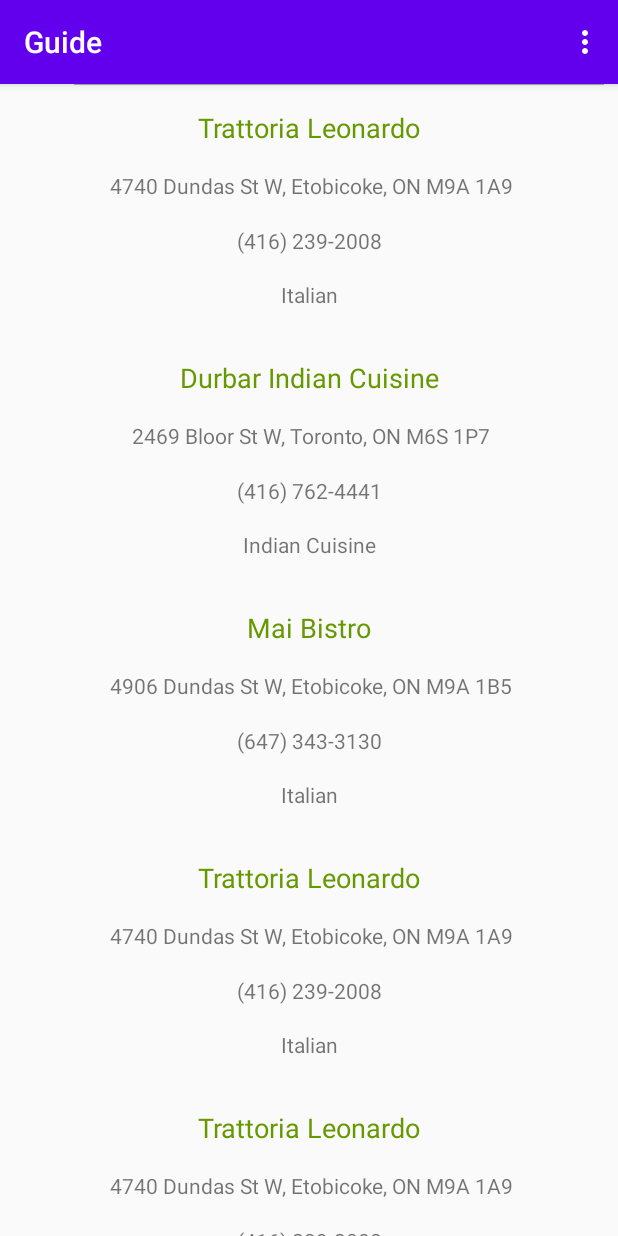
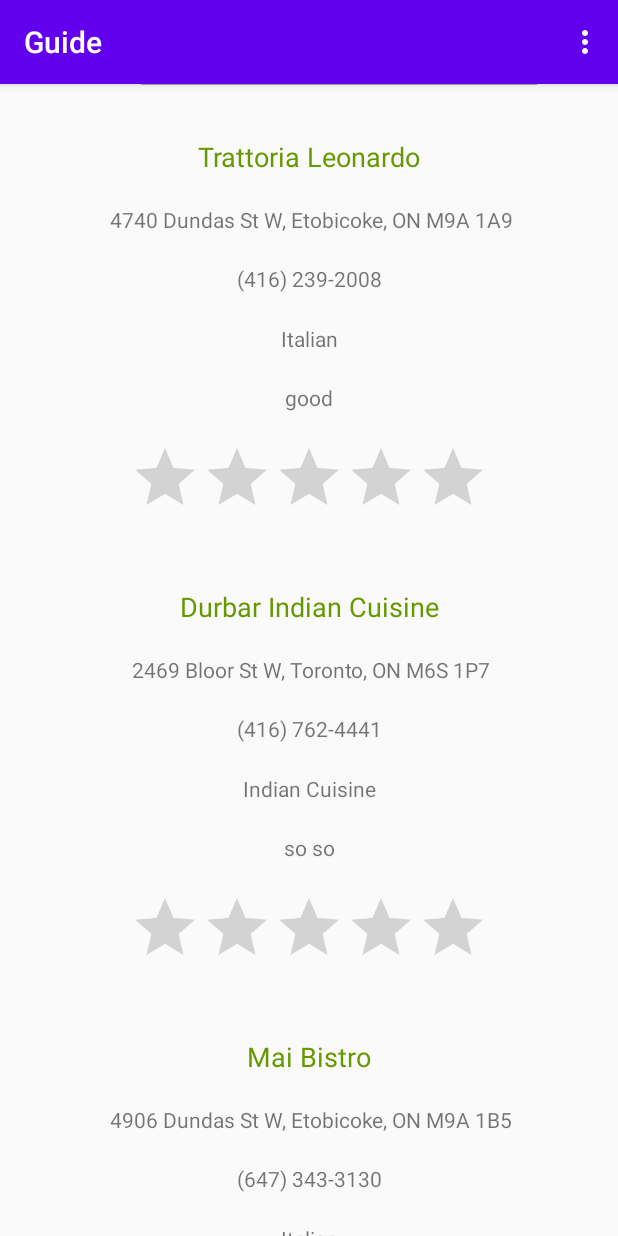
Before and after one commit to truckieutk/RestaurantGuide, an Android app: the MainActivity screen opened directly, with no data from a screen before it, on a phone screen of 412 x 824 dp. Run offline under Robolectric (Android 15) with nearby library versions, the phone set to English and light mode, and no system bars.

Commit message:
Fourth Commit

```diff
--- a/app/build.gradle
+++ b/app/build.gradle
@@ -20,6 +20,10 @@ android {
             proguardFiles getDefaultProguardFile('proguard-android-optimize.txt'), 'proguard-rules.pro'
         }
     }
+    compileOptions {
+        sourceCompatibility JavaVersion.VERSION_1_8
+        targetCompatibility JavaVersion.VERSION_1_8
+    }
 }
 
 dependencies {
@@ -30,5 +34,6 @@ dependencies {
     testImplementation 'junit:junit:4.12'
     androidTestImplementation 'androidx.test.ext:junit:1.1.2'
     androidTestImplementation 'androidx.test.espresso:espresso-core:3.3.0'
+    implementation 'de.hdodenhof:circleimageview:3.1.0'
 
 }
--- a/app/src/main/java/ca/gbc/comp3074/guide/MainActivity.java
+++ b/app/src/main/java/ca/gbc/comp3074/guide/MainActivity.java
@@ -20,28 +20,54 @@ public class MainActivity extends AppCompatActivity {
     private RecyclerView recyclerView;
     private RecyclerView.Adapter placeAdapter;
     private SearchView searchView;
-
+    private ArrayList<Place> placesData = new ArrayList<Place>();
     @Override
     protected void onCreate(Bundle savedInstanceState) {
         super.onCreate(savedInstanceState);
         setContentView(R.layout.activity_main);
         recyclerView = findViewById(R.id.recycleview);
         searchView = findViewById(R.id.search);
-        ArrayList<Place> placesData = new ArrayList<Place>();
-        placesData.add(new Place("Trattoria Leonardo"," 4740 Dundas St W, Etobicoke, ON M9A 1A9","Italian", "(416) 239-2008"));
-        placesData.add(new Place("Durbar Indian Cuisine"," 2469 Bloor St W, Toronto, ON M6S 1P7","Indian Cuisine", "(416) 762-4441"));
-        placesData.add(new Place("Mai Bistro"," 4906 Dundas St W, Etobicoke, ON M9A 1B5","Italian", "(647) 343-3130"));
-        placesData.add(new Place("Trattoria Leonardo"," 4740 Dundas St W, Etobicoke, ON M9A 1A9","Italian", "(416) 239-2008"));
-        placesData.add(new Place("Trattoria Leonardo"," 4740 Dundas St W, Etobicoke, ON M9A 1A9","Italian", "(416) 239-2008"));
-        placesData.add(new Place("Trattoria Leonardo"," 4740 Dundas St W, Etobicoke, ON M9A 1A9","Italian", "(416) 239-2008"));
-        placesData.add(new Place("Trattoria Leonardo"," 4740 Dundas St W, Etobicoke, ON M9A 1A9","Italian", "(416) 239-2008"));
+
+        placesData.add(new Place(1,"Trattoria Leonardo"," 4740 Dundas St W, Etobicoke, ON M9A 1A9","Italian", "(416) 239-2008","good",5));
+        placesData.add(new Place(2,"Durbar Indian Cuisine"," 2469 Bloor St W, Toronto, ON M6S 1P7","Indian Cuisine", "(416) 762-4441","so so",4));
+        placesData.add(new Place(3,"Mai Bistro"," 4906 Dundas St W, Etobicoke, ON M9A 1B5","Italian", "(647) 343-3130","normal",3));
+        placesData.add(new Place(4,"Trattoria Leonardo"," 4740 Dundas St W, Etobicoke, ON M9A 1A9","Italian", "(416) 239-2008","normal",3));
+        placesData.add(new Place(5,"Trattoria Leonardo"," 4740 Dundas St W, Etobicoke, ON M9A 1A9","Italian", "(416) 239-2008","normal",3));
+        placesData.add(new Place(6,"Trattoria Leonardo"," 4740 Dundas St W, Etobicoke, ON M9A 1A9","Italian", "(416) 239-2008","normal",3));
+        placesData.add(new Place(7,"Trattoria Leonardo"," 4740 Dundas St W, Etobicoke, ON M9A 1A9","Italian", "(416) 239-2008","normal",3));
 
 
         placeAdapter = new PlacesAdapter(placesData);
+        ((PlacesAdapter)placeAdapter).setPlacesActivity(this);
         RecyclerView.LayoutManager layoutManager = new LinearLayoutManager(getApplicationContext(),LinearLayoutManager.VERTICAL,false);
         recyclerView.setAdapter(placeAdapter);
         recyclerView.setLayoutManager(layoutManager);
     }
+    public void navigateToDetailPlace(Integer position){
+        Intent intent = new Intent(MainActivity.this, DetailPlaceActivity.class);
+        Place selectedPlace = placesData.get(position);
+        intent.putExtra("selectedPlace", selectedPlace);
+        startActivity(intent);
+        DetailPlaceActivity.placesActivity=this;
+    }
+    public void deletePlace(Integer placeId){
+        placesData.removeIf(place -> place.getPlaceId().equals(placeId));
+        placeAdapter.notifyDataSetChanged();
+        }
+    public void editPlace(Place editPlace){
+        placesData.forEach(place -> {
+            if(place.getPlaceId().equals(editPlace.getPlaceId())){
+                place.setName(editPlace.getName());
+                place.setAddress(editPlace.getAddress());
+                place.setDescription(editPlace.getDescription());
+                place.setPhone(editPlace.getPhone());
+                place.setTag(editPlace.getTag());
+                place.setRating(editPlace.getRating());
+            }
+        });
+    }
+
+
 
     @Override
     public boolean onCreateOptionsMenu(Menu menu) {
--- a/app/src/main/java/ca/gbc/comp3074/guide/Place.java
+++ b/app/src/main/java/ca/gbc/comp3074/guide/Place.java
@@ -1,16 +1,30 @@
 package ca.gbc.comp3074.guide;
 
-public class Place {
+import java.io.Serializable;
+
+public class Place implements Serializable {
+    private Integer placeId;
     private String name;
     private String address;
     private String description;
     private String phone;
+    private String tag;
+    private float rating;
 
-    public Place(String name, String address, String description, String phone) {
+
+
+    public Place(Integer placeId, String name, String address, String description, String phone, String tag, float rating) {
+        this.placeId = placeId;
         this.name = name;
         this.address = address;
         this.description = description;
         this.phone = phone;
+        this.tag = tag;
+        this.rating = rating;
+    }
+
+    public Integer getPlaceId() {
+        return placeId;
     }
 
     public String getName() {
@@ -44,4 +58,31 @@ public class Place {
     public void setPhone(String phone) {
         this.phone = phone;
     }
+    public String getTag() {
+        return tag;
+    }
+
+    public void setTag(String tag) {
+        this.tag = tag;
+    }
+
+    public float getRating() {
+        return rating;
+    }
+
+    public void setRating(float rating) {
+        this.rating = rating;
+    }
+
+    @Override
+    public String toString() {
+        return "Place{" +
+                "name='" + name + '\'' +
+                ", address='" + address + '\'' +
+                ", description='" + description + '\'' +
+                ", phone='" + phone + '\'' +
+                ", tag='" + tag + '\'' +
+                ", rating='" + rating + '\'' +
+                '}';
+    }
 }
--- a/app/src/main/java/ca/gbc/comp3074/guide/PlaceItemView.java
+++ b/app/src/main/java/ca/gbc/comp3074/guide/PlaceItemView.java
@@ -1,12 +1,19 @@
 package ca.gbc.comp3074.guide;
 
 import android.view.View;
+import android.widget.RatingBar;
 import android.widget.TextView;
 
 import androidx.recyclerview.widget.RecyclerView;
 
 public class PlaceItemView extends RecyclerView.ViewHolder {
-    public TextView name, address, phone, description;
+    public TextView name, address, phone, description, tag;
+    private RatingBar ratingBar;
+    private MainActivity placesActivity;
+
+    public void setPlacesActivity(MainActivity placesActivity) {
+        this.placesActivity = placesActivity;
+    }
 
     public PlaceItemView(View view){
         super(view);
@@ -14,6 +21,14 @@ public class PlaceItemView extends RecyclerView.ViewHolder {
         address = view.findViewById(R.id.address);
         phone = view.findViewById(R.id.phone);
         description = view.findViewById(R.id.description);
+        tag=view.findViewById(R.id.tag);
+        ratingBar=view.findViewById(R.id.ratingBar);
+        view.setOnClickListener(new View.OnClickListener(){
+            @Override
+            public void onClick(View v){
+                PlaceItemView.this.placesActivity.navigateToDetailPlace(getLayoutPosition());
+            }
+        });
+
     }
-
 }
--- a/app/src/main/java/ca/gbc/comp3074/guide/PlacesAdapter.java
+++ b/app/src/main/java/ca/gbc/comp3074/guide/PlacesAdapter.java
@@ -11,14 +11,23 @@ import java.util.ArrayList;
 
 public class PlacesAdapter extends RecyclerView.Adapter<PlaceItemView> {
     private ArrayList<Place> placesData;
+    private MainActivity placesActivity;
+
+    //constructor
     PlacesAdapter(ArrayList<Place> placesData){
         this.placesData = placesData;
     }
+
+    public void setPlacesActivity(MainActivity placesActivity) {
+        this.placesActivity = placesActivity;
+    }
+
     @NonNull
     @Override
     public PlaceItemView onCreateViewHolder(@NonNull ViewGroup viewGroup, int i) {
         View view = LayoutInflater.from(viewGroup.getContext()).inflate(R.layout.place_item_view,viewGroup,false);
         PlaceItemView placeItemView = new PlaceItemView(view);
+        placeItemView.setPlacesActivity(this.placesActivity);
         return placeItemView;
     }
 
@@ -29,15 +38,24 @@ public class PlacesAdapter extends RecyclerView.Adapter<PlaceItemView> {
         String address = select.getAddress();
         String phone = select.getPhone();
         String description = select.getDescription();
+        String tag = select.getTag();
+        float rating = select.getRating();
         placeItemView.name.setText(nameRes);
         placeItemView.address.setText(address);
         placeItemView.phone.setText(phone);
         placeItemView.description.setText(description);
+        placeItemView.tag.setText(tag);
+
+
 
     }
 
     @Override
     public int getItemCount() {
+
         return placesData.size();
     }
+    //get total elements in array
+
+
 }
--- a/app/src/main/res/layout/activity_add.xml
+++ b/app/src/main/res/layout/activity_add.xml
@@ -95,6 +95,7 @@
         app:layout_constraintEnd_toEndOf="parent"
         android:id="@+id/rating"
         android:numStars="5"
+        android:stepSize="0.5"
         android:saveEnabled="true"/>
     />
 </androidx.constraintlayout.widget.ConstraintLayout>
--- a/app/src/main/res/layout/activity_main.xml
+++ b/app/src/main/res/layout/activity_main.xml
@@ -11,6 +11,7 @@
         android:id="@+id/recycleview"
         android:layout_width="match_parent"
         android:layout_height="match_parent"
+        android:layout_marginTop="16dp"
         app:layout_constraintBottom_toBottomOf="parent"
         app:layout_constraintTop_toBottomOf="@+id/search"
         tools:ignore="MissingConstraints"
@@ -18,7 +19,7 @@
 
     <SearchView
         android:id="@+id/search"
-        android:layout_width="409dp"
+        android:layout_width="wrap_content"
         android:layout_height="79dp"
         android:iconifiedByDefault="false"
 
--- a/app/src/main/res/layout/place_item_view.xml
+++ b/app/src/main/res/layout/place_item_view.xml
@@ -3,14 +3,37 @@
     xmlns:app="http://schemas.android.com/apk/res-auto"
     xmlns:tools="http://schemas.android.com/tools"
     android:layout_width="match_parent"
-    android:layout_height="250px">
+    android:layout_height="300dp">
+
+    <TextView
+        android:id="@+id/tag"
+        android:layout_width="wrap_content"
+        android:layout_height="wrap_content"
+        android:text="TextView"
+        app:layout_constraintBottom_toTopOf="@+id/ratingBar"
+        app:layout_constraintEnd_toEndOf="parent"
+        app:layout_constraintHorizontal_bias="0.5"
+        app:layout_constraintStart_toStartOf="parent"
+        app:layout_constraintTop_toBottomOf="@+id/description" />
+
+    <RatingBar
+        android:id="@+id/ratingBar"
+        android:layout_width="wrap_content"
+        android:layout_height="wrap_content"
+        android:numStars="5"
+        android:stepSize="0.5"
+        app:layout_constraintBottom_toBottomOf="parent"
+        app:layout_constraintEnd_toEndOf="parent"
+        app:layout_constraintHorizontal_bias="0.5"
+        app:layout_constraintStart_toStartOf="parent"
+        app:layout_constraintTop_toBottomOf="@+id/tag" />
 
     <TextView
         android:id="@+id/description"
         android:layout_width="wrap_content"
         android:layout_height="wrap_content"
         android:text="TextView"
-        app:layout_constraintBottom_toBottomOf="parent"
+        app:layout_constraintBottom_toTopOf="@+id/tag"
         app:layout_constraintEnd_toEndOf="parent"
         app:layout_constraintHorizontal_bias="0.5"
         app:layout_constraintStart_toStartOf="parent"
@@ -32,12 +55,14 @@
         android:layout_width="wrap_content"
         android:layout_height="wrap_content"
         android:text="TextView"
+        android:textAppearance="@style/TextAppearance.AppCompat.Medium"
         android:textColor="@android:color/holo_green_dark"
-        android:textAppearance="@style/TextAppearance.AppCompat.Medium"
         app:layout_constraintBottom_toTopOf="@+id/address"
         app:layout_constraintEnd_toEndOf="parent"
+        app:layout_constraintHorizontal_bias="0.5"
         app:layout_constraintStart_toStartOf="parent"
-        app:layout_constraintTop_toTopOf="parent" />
+        app:layout_constraintTop_toTopOf="parent"
+        app:layout_constraintVertical_bias="0.362" />
 
     <TextView
         android:id="@+id/address"
@@ -49,4 +74,5 @@
         app:layout_constraintHorizontal_bias="0.5"
         app:layout_constraintStart_toStartOf="parent"
         app:layout_constraintTop_toBottomOf="@+id/name" />
+
 </androidx.constraintlayout.widget.ConstraintLayout>
```
Also changed, not shown: app/src/main/AndroidManifest.xml (+19 -17 lines), app/src/main/java/ca/gbc/comp3074/guide/DetailPlaceActivity.java (added, +115 -0 lines), app/src/main/java/ca/gbc/comp3074/guide/EditPlaceDialog.java (added, +50 -0 lines), app/src/main/res/layout/activity_detail_place.xml (added, +126 -0 lines), app/src/main/res/layout/edit_layout.xml (added, +69 -0 lines), app/src/main/res/menu/search_menu.xml (deleted, +0 -21 lines).
